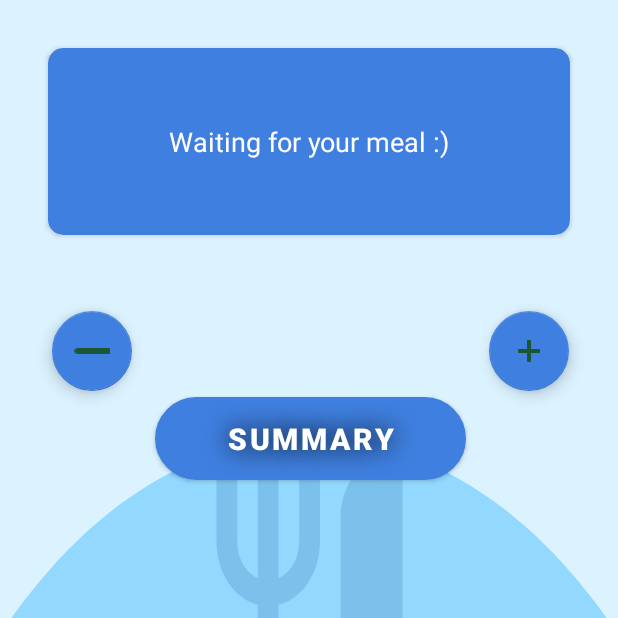
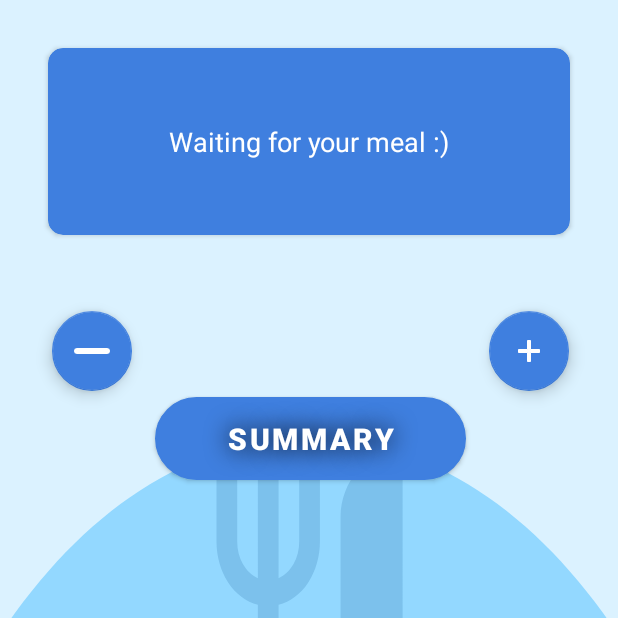
Before and after one commit to Thyme1/EatAndRun, an Android app: the screen it shows after launch (MainActivity), on a phone screen of 412 x 824 dp, the top half of it. Run offline under Robolectric (Android 15) with nearby library versions, the phone set to English and light mode, and no system bars; our stand-ins replace Dagger/Hilt's generated code, Room's generated code, navigation-ui.

Commit message:
plus and minus color problem - color on secondary

```diff
--- a/app/src/main/java/com/thyme/eatandrun/ui/meal/MealListFragment.kt
+++ b/app/src/main/java/com/thyme/eatandrun/ui/meal/MealListFragment.kt
@@ -32,7 +32,9 @@ class MealListFragment : Fragment(R.layout.fragment_meal_list) {
             container,
             false
         )
-        getActivity()?.let { getActivity()?.getWindow()?.setStatusBarColor(it.getColor(R.color.blue_dark)) };
+        getActivity()?.let {
+            getActivity()?.getWindow()?.setStatusBarColor(it.getColor(R.color.blue_dark))
+        };
         return binding.root
     }
 
@@ -46,8 +48,6 @@ class MealListFragment : Fragment(R.layout.fragment_meal_list) {
                 R.id.action_mealListFragment_to_addMealFragment
             )
         }
-
-
 
 
         binding.buttonSummary.setOnClickListener {
--- a/app/src/main/res/drawable-v24/meal_item_layout.xml
+++ b/app/src/main/res/drawable-v24/meal_item_layout.xml
@@ -3,7 +3,7 @@
     <solid android:color="@color/blue_normal"/>
     <stroke
         android:width="1dp"
-        android:color="#000000" />
+        android:color="#1F73F1" />
     <corners android:radius="27dp" />
     <padding
         android:bottom="0dp"
--- a/app/src/main/res/drawable/minus_sign.xml
+++ b/app/src/main/res/drawable/minus_sign.xml
@@ -1,7 +1,7 @@
 <vector xmlns:android="http://schemas.android.com/apk/res/android"
     android:width="33dp"
-    android:height="5dp"
-    android:viewportWidth="24"
+    android:height="6dp"
+    android:viewportWidth="33"
     android:viewportHeight="6">
     <path
         android:fillColor="#FFF"
--- a/app/src/main/res/layout/main_activity.xml
+++ b/app/src/main/res/layout/main_activity.xml
@@ -28,7 +28,6 @@
         android:layout_width="match_parent"
         android:layout_height="0dp"
         app:defaultNavHost="true"
-        android:background="@color/green_light"
         app:layout_constraintBottom_toTopOf="@id/bottomNavigationView"
         app:layout_constraintEnd_toEndOf="parent"
         app:layout_constraintStart_toStartOf="parent"
--- a/app/src/main/res/values/themes.xml
+++ b/app/src/main/res/values/themes.xml
@@ -8,7 +8,7 @@
         <!-- Secondary brand color. -->
         <item name="colorSecondary">@color/teal_200</item>
         <item name="colorSecondaryVariant">@color/teal_700</item>
-        <item name="colorOnSecondary">@color/green_very_dark</item>
+        <item name="colorOnSecondary">@color/white</item>
         <!-- Status bar color. -->
         <item name="android:statusBarColor" tools:targetApi="l">?attr/colorPrimaryVariant</item>
         <item name="android:windowBackground">@color/transparent</item>
@@ -35,7 +35,7 @@
         <item name="backgroundTint">@color/blue_normal</item>
     </style>
     <style name="AppTheme.Button.Green" parent="Widget.MaterialComponents.Button">
-        <item name="colorButtonNormal">@color/green_very_dark</item>
+        <item name="colorButtonNormal">@color/white</item>
         <item name="android:textColor">@color/white</item>
         <item name="android:textStyle">bold</item>
         <item name="android:background">@drawable/log_in_button</item>
```
